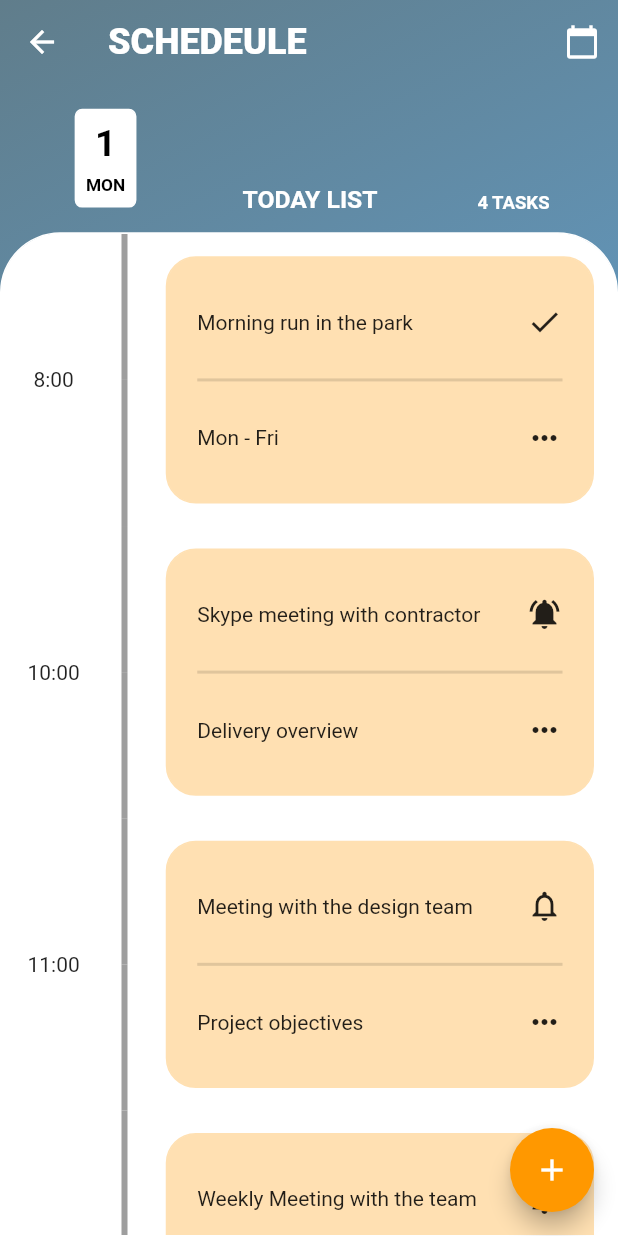
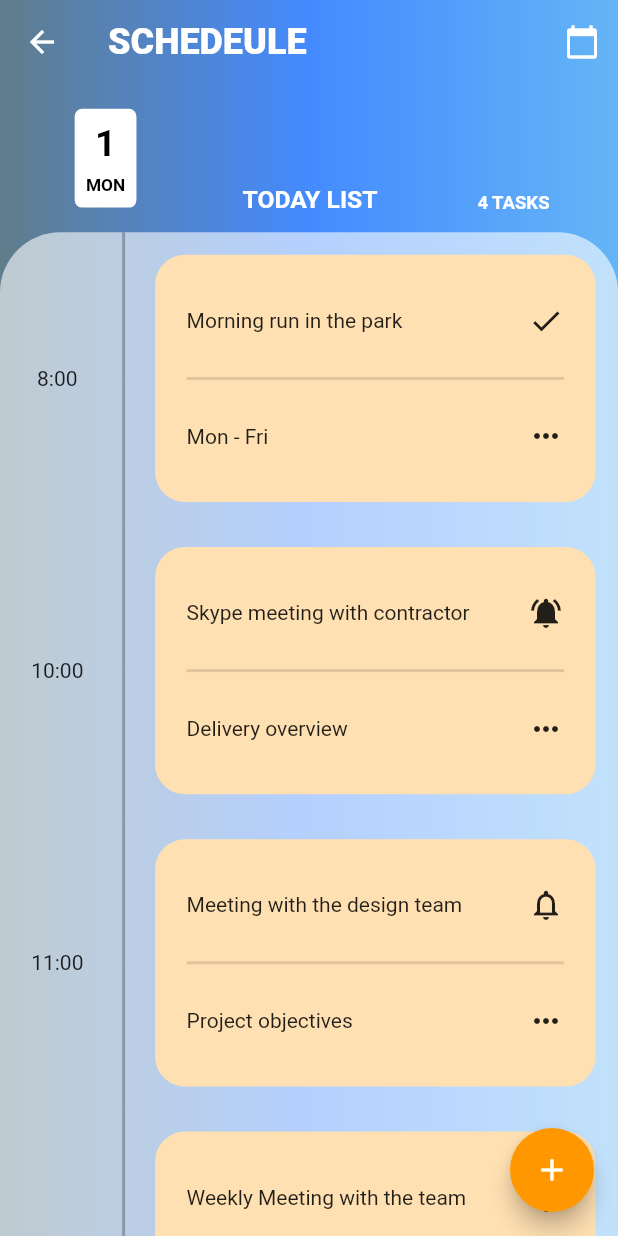
Before and after one commit to acanteror/dashboard_timeline_ui_demo, a Flutter app: the screen it shows after launch, after a tap on an icon or button, on a phone screen of 412 x 824 dp. Run offline on Flutter 3.47's test engine with Material 2 defaults, Android fonts, the phone set to English and light mode, and no system bars; drawn by our look-alikes of timeline_tile.

Commit message:
update colors

```diff
--- a/lib/page/base_page.dart
+++ b/lib/page/base_page.dart
@@ -23,9 +23,10 @@ class BasePage extends StatelessWidget {
         decoration: BoxDecoration(
           gradient: LinearGradient(
             begin: Alignment.topLeft,
-            end: Alignment.bottomRight,
+            end: Alignment.topRight,
             colors: [
               Colors.blueGrey,
+              Colors.blueAccent,
               Colors.blue[300],
             ],
           ),
@@ -55,8 +56,7 @@ class BasePage extends StatelessWidget {
                 Expanded(
                   child: Container(
                     decoration: BoxDecoration(
-                        color: Colors.white,
-                        border: Border.all(color: Colors.white),
+                        color: Colors.white.withOpacity(.6),
                         borderRadius: BorderRadius.only(
                           topLeft: Radius.circular(40),
                           topRight: Radius.circular(40),
--- a/lib/widget/schedeule/timeline_item.dart
+++ b/lib/widget/schedeule/timeline_item.dart
@@ -13,10 +13,15 @@ class TimelineItem extends StatelessWidget {
 
   @override
   Widget build(BuildContext context) {
+    final _lineStyle = LineStyle(color: Colors.black26, width: 2);
+    final _indicatorStyle = IndicatorStyle(width: 12, color: Colors.orange);
     return TimelineTile(
       alignment: TimelineAlign.manual,
       hasIndicator: task.currentTime,
       lineX: 0.2,
+      topLineStyle: _lineStyle,
+      bottomLineStyle: _lineStyle,
+      indicatorStyle: _indicatorStyle,
       rightChild: TaskCard(task: task),
       leftChild: Center(
         child: Text(task.time),
```
